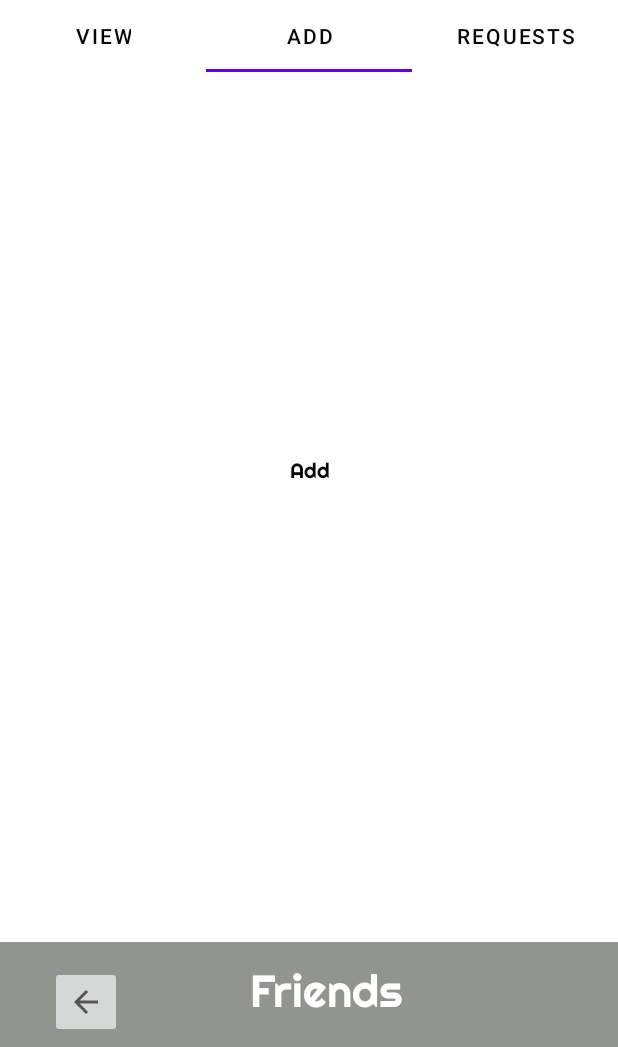
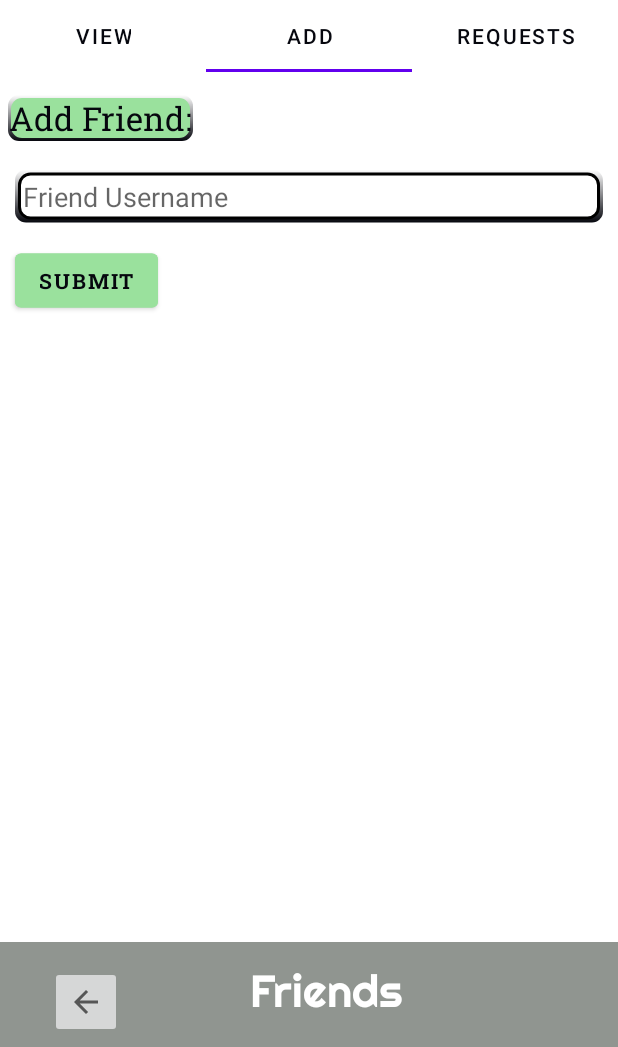
Before and after one commit to michigan224/Interesting-Co, an Android app: the FriendActivity screen opened directly, with no data from a screen before it, tab 2 chosen, on a phone screen of 412 x 824 dp, the part 189-1236 px from its top. Run offline under Robolectric (Android 15) with nearby library versions, the phone set to English and light mode, and no system bars.

Commit message:
Added the basis for the rest of the friend view (except the adapter for friend request list)

```diff
--- a/rememri/app/src/main/java/edu/umich/interestingco/rememri/FriendAddFragment.kt
+++ b/rememri/app/src/main/java/edu/umich/interestingco/rememri/FriendAddFragment.kt
@@ -1,10 +1,15 @@
 package edu.umich.interestingco.rememri
 
+import android.content.Context
+import android.content.SharedPreferences
 import android.os.Bundle
 import androidx.fragment.app.Fragment
 import android.view.LayoutInflater
 import android.view.View
 import android.view.ViewGroup
+import android.widget.Button
+import android.widget.EditText
+import android.widget.ListView
 
 // TODO: Rename parameter arguments, choose names that match
 // the fragment initialization parameters, e.g. ARG_ITEM_NUMBER
@@ -24,6 +29,20 @@ class FriendAddFragment : Fragment() {
         savedInstanceState: Bundle?
     ): View? {
         // Inflate the layout for this fragment
+
+        val sharedPref : SharedPreferences?= activity?.getPreferences(Context.MODE_PRIVATE)
+        val username = sharedPref?.getString("username", "")
+
+        val view: View = inflater.inflate(R.layout.fragment_friend_add, container, false)
+        val submitBtn = view.findViewById<Button>(R.id.submitButton)
+        val usernameSearch = view.findViewById<EditText>(R.id.editTextSearch)
+
+        submitBtn.setOnClickListener {
+            val submitSearch = usernameSearch.text
+            var apiRequest : String =
+                "https://rememri-instance-5obwaiol5q-ue.a.run.app/friend_request?user1=$username&user2=$submitSearch&action=request"
+        }
+
         return inflater.inflate(R.layout.fragment_friend_add, container, false)
     }
 }
--- a/rememri/app/src/main/res/layout/activity_friend.xml
+++ b/rememri/app/src/main/res/layout/activity_friend.xml
@@ -10,10 +10,10 @@
     <androidx.viewpager.widget.ViewPager
         android:id="@+id/viewPager"
         android:layout_width="match_parent"
-        android:layout_height="match_parent"
+        android:layout_height="0dp"
         app:layout_behavior="@string/appbar_scrolling_view_behavior"
         app:layout_constraintBottom_toTopOf="@id/bottomToolbar"
-        app:layout_constraintTop_toBottomOf="@id/tabLayout"></androidx.viewpager.widget.ViewPager>
+        app:layout_constraintTop_toBottomOf="@id/tabLayout"/>
 
     <androidx.appcompat.widget.Toolbar
         android:id="@+id/topToolbar"
--- a/rememri/app/src/main/res/layout/fragment_friend_add.xml
+++ b/rememri/app/src/main/res/layout/fragment_friend_add.xml
@@ -8,11 +8,42 @@
 
     <!-- TODO: Update blank fragment layout -->
     <TextView
-        android:layout_width="match_parent"
-        android:layout_height="match_parent"
-        android:text="@string/add_fragment"
+        android:id="@+id/textViewAddFriend"
+        android:layout_width="wrap_content"
+        android:layout_height="wrap_content"
+        android:text="@string/add_friend"
+        android:background="@drawable/comment_box"
+        android:textSize="10pt"
         android:gravity="center"
         android:textColor="@color/rememri_black"
-        android:fontFamily="@font/righteous"/>
+        android:fontFamily="@font/roboto_slab"
+        android:layout_marginTop="15dp"
+        android:layout_marginStart="5dp"/>
+
+    <EditText
+        android:id="@+id/editTextSearch"
+        android:layout_width="match_parent"
+        android:layout_height="wrap_content"
+        android:layout_margin="10dp"
+        android:ems="10"
+        android:inputType="textPersonName"
+        android:padding="5dp"
+        android:background="@drawable/comment_post_box"
+        android:hint="Friend Username"
+        android:textColor="@color/rememri_black"
+        android:translationY="55dp" />
+
+    <Button
+        android:id="@+id/submitButton"
+        android:layout_width="wrap_content"
+        android:layout_height="wrap_content"
+        android:text="@string/submit"
+        android:backgroundTint="@color/rememri_green"
+        android:textColor="@color/rememri_black"
+        android:fontFamily="@font/roboto_slab_bold"
+        android:layout_margin="10dp"
+        android:onClick="returnMain"
+        android:translationY="105dp"/>
+
 
 </FrameLayout>
--- a/rememri/app/src/main/res/values/colors.xml
+++ b/rememri/app/src/main/res/values/colors.xml
@@ -15,4 +15,6 @@
     <color name="rememri_light_gray">#DCDCDC</color>
     <color name="rememri_black">#06070E</color>
     <color name="rememri_white">#FFFFFF</color>
+    <color name="rememri_red">#b03030</color>
+    <color name="rememri_dark_green">#6ca26f</color>
 </resources>
--- a/rememri/app/src/main/res/values/strings.xml
+++ b/rememri/app/src/main/res/values/strings.xml
@@ -13,12 +13,15 @@
     <string name="logout">Logout</string>
     <string name="signup">Sign Up</string>
     <string name="comment">Comment</string>
+    <string name="add_friend">Add Friend:</string>
     <string name="signup_prompt">Enter new username and password below:</string>
     <string name="login_prompt">Enter username and password below:</string>
     <string name="username">Username:</string>
     <string name="password">Password:</string>
     <string name="password_tooltip">Enter secure password</string>
     <string name="submit">Submit</string>
+    <string name="accept">Accept</string>
+    <string name="reject">Reject</string>
 
     <string name="mapbox_access_token">pk.eyJ1IjoiaW50ZXJlc3RpbmdjbyIsImEiOiJjbDBzdmRnb2cwMmpkM2JxcTZ6Z240aXZkIn0.8ybGcOiM-rQz6vjVpR16Uw</string>
 
```
Also changed, not shown: rememri/app/src/main/res/drawable/accept_button.xml (added, +39 -0 lines), rememri/app/src/main/res/drawable/reject_button.xml (added, +39 -0 lines), rememri/app/src/main/res/drawable/request_backdrop.xml (added, +39 -0 lines), rememri/app/src/main/res/layout/fragment_friend_request.xml (+4 -8 lines), rememri/app/src/main/res/layout/listitem_requests.xml (added, +68 -0 lines).
